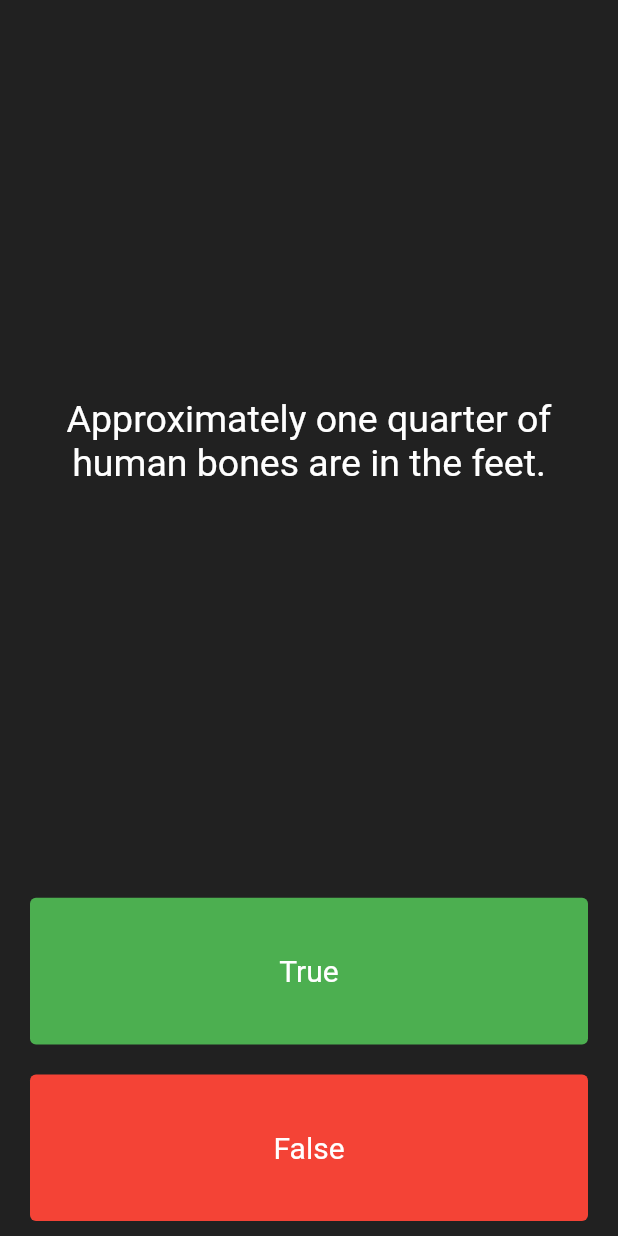
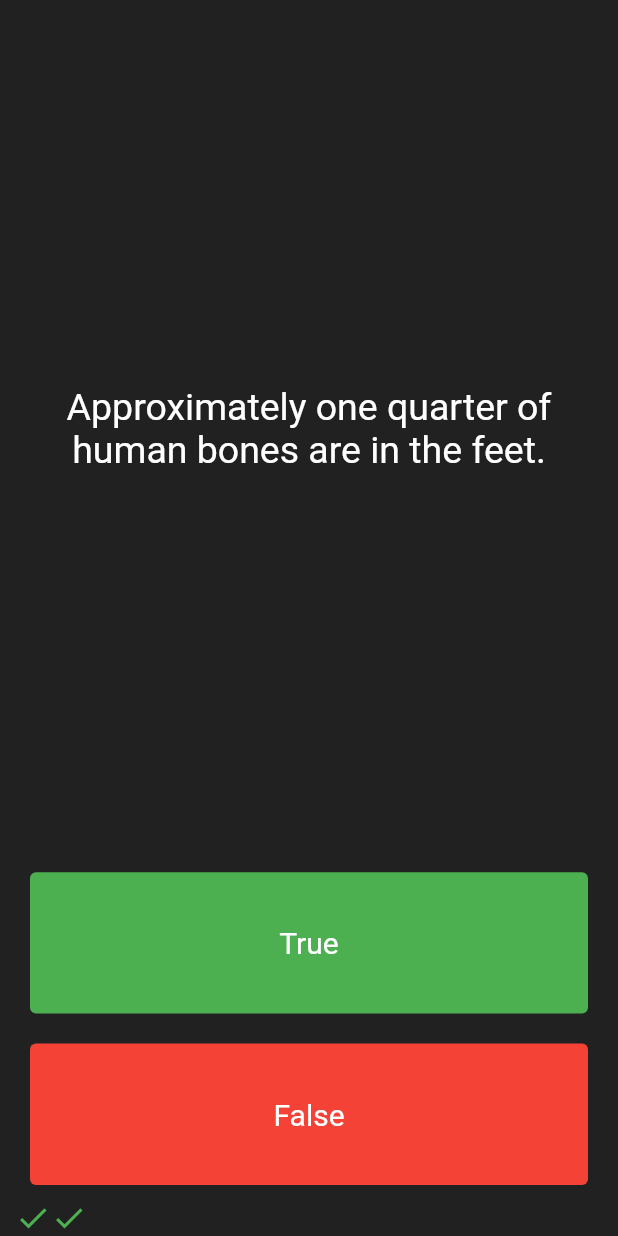
Before and after one commit to MikeAfegbua/quizzler_app, a Flutter app: the screen it shows after launch, after a tap on "True", after a tap on "False", on a phone screen of 412 x 824 dp. Run offline on Flutter 3.47's test engine with Material 2 defaults, Android fonts, the phone set to English and light mode, and no system bars; our stand-ins replace rflutter_alert.

Commit message:
completed project

```diff
--- a/lib/main.dart
+++ b/lib/main.dart
@@ -1,5 +1,8 @@
+// ignore_for_file: avoid_print
+
 import 'package:flutter/material.dart';
 import 'quiz_brain.dart';
+import 'package:rflutter_alert/rflutter_alert.dart';
 
 QuizBrain quizBrain = QuizBrain();
 void main() {
@@ -35,6 +38,49 @@ class QuizPage extends StatefulWidget {
 
 class _QuizPageState extends State<QuizPage> {
   List<Icon> scoreKeeper = [];
+  void checkAnswer(bool userPickedAnswer) {
+    bool correctAnswer = quizBrain.getQuestionAnswer();
+    setState(() {
+      if (quizBrain.isFinished() == true) {
+        Alert(
+          context: context,
+          type: AlertType.info,
+          title: "FINISHED",
+          desc: "You've reached the end of the quiz.",
+          buttons: [
+            DialogButton(
+              child: const Text(
+                "RESET",
+                style: TextStyle(color: Colors.white, fontSize: 20),
+              ),
+              onPressed: () => Navigator.pop(context),
+              width: 120,
+            )
+          ],
+        ).show();
+        quizBrain.reset();
+        scoreKeeper = [];
+      } else {
+        if (userPickedAnswer == correctAnswer) {
+          scoreKeeper.add(
+            const Icon(
+              Icons.check,
+              color: Colors.green,
+            ),
+          );
+        } else {
+          scoreKeeper.add(
+            const Icon(
+              Icons.close,
+              color: Colors.red,
+            ),
+          );
+        }
+
+        quizBrain.nextQuestion();
+      }
+    });
+  }
 
   @override
   Widget build(BuildContext context) {
@@ -70,21 +116,8 @@ class _QuizPageState extends State<QuizPage> {
                   backgroundColor: Colors.green,
                 ),
                 onPressed: () {
-                bool correctAnswer = quizBrain.getQuestionAnswer();
-
-                if (correctAnswer == true) {
-                  // ignore: avoid_print
-                  print("user got it right!");
-                } else {
-                  // ignore: avoid_print
-                  print("user got it wrong!");
-                }
-
-                setState(() {
-                  quizBrain.nextQuestion();
-                });
-              },
-            ),
+                  checkAnswer(true);
+                }),
           ),
         ),
         Expanded(
@@ -98,18 +131,7 @@ class _QuizPageState extends State<QuizPage> {
                 backgroundColor: Colors.red,
               ),
               onPressed: () {
-                bool correctAnswer = quizBrain.getQuestionAnswer();
-
-                if (correctAnswer == false) {
-                  // ignore: avoid_print
-                  print("user got it right!");
-                } else {
-                  // ignore: avoid_print
-                  print("user got it wrong!");
-                }
-                setState(() {
-                  quizBrain.nextQuestion();
-                });
+                checkAnswer(false);
               },
               child: const Text('False'),
             ),
@@ -122,9 +144,3 @@ class _QuizPageState extends State<QuizPage> {
     );
   }
 }
-
-/*
-question1: 'You can lead a cow down stairs but not up stairs.', false,
-question2: 'Approximately one quarter of human bones are in the feet.', true,
-question3: 'A slug\'s blood is green.', true,
-*/
--- a/lib/quiz_brain.dart
+++ b/lib/quiz_brain.dart
@@ -45,4 +45,16 @@ class QuizBrain {
   bool getQuestionAnswer() {
     return _questionBank[_questionNumber].questionAnswer;
   }
+
+  bool isFinished() {
+    if (_questionNumber >= _questionBank.length - 1) {
+      return true;
+    } else {
+      return false;
+    }
+  }
+
+  void reset() {
+    _questionNumber = 0;
+  }
 }
--- a/pubspec.yaml
+++ b/pubspec.yaml
@@ -34,6 +34,7 @@ dependencies:
   # The following adds the Cupertino Icons font to your application.
   # Use with the CupertinoIcons class for iOS style icons.
   cupertino_icons: ^1.0.2
+  rflutter_alert: ^2.0.4
 
 dev_dependencies:
   flutter_test:
```
Also changed, not shown: pubspec.lock. Lines whose indentation alone changed are shown as unchanged.
